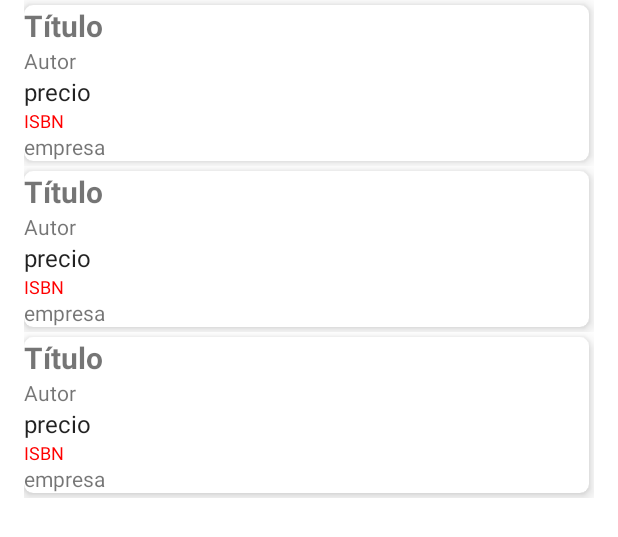
After one commit to danielmedina1/BookWorm, an Android app: the layout fragment_libros_list.xml on its own in the app's theme, with its tools: preview values and no code run, on a phone screen of 412 x 824 dp. The commit adds this screen. Shown: the top 537 px of the screen. Run offline under Robolectric (Android 15) with nearby library versions, the phone set to English and light mode, and no system bars.

```diff
--- a/BookWormV2/app/src/main/java/es/riberadeltajo/bookwormv2/clases/Review.java
+++ b/BookWormV2/app/src/main/java/es/riberadeltajo/bookwormv2/clases/Review.java
@@ -12,7 +12,6 @@ public class Review implements Parcelable {
     private Libro libro;
     private float puntuacion;
     private String desc;
-
     private Date publicacion;
 
 
--- a/BookWormV2/app/src/main/java/es/riberadeltajo/bookwormv2/ui/inicio/InicioFragment.java
+++ b/BookWormV2/app/src/main/java/es/riberadeltajo/bookwormv2/ui/inicio/InicioFragment.java
@@ -24,8 +24,7 @@ public class InicioFragment extends Fragment {
         binding = FragmentHomeBinding.inflate(inflater, container, false);
         View root = binding.getRoot();
 
-        final TextView textView = binding.textHome;
-        inicioViewModel.getText().observe(getViewLifecycleOwner(), textView::setText);
+
         return root;
     }
 
--- /dev/null
+++ b/BookWormV2/app/src/main/res/layout/fragment_libros.xml
@@ -0,0 +1,74 @@
+<?xml version="1.0" encoding="utf-8"?>
+<androidx.appcompat.widget.LinearLayoutCompat xmlns:android="http://schemas.android.com/apk/res/android"
+    xmlns:app="http://schemas.android.com/apk/res-auto"
+    xmlns:tools="http://schemas.android.com/tools"
+    android:layout_width="match_parent"
+    android:layout_height="wrap_content">
+
+    <androidx.cardview.widget.CardView
+        android:layout_width="match_parent"
+        android:layout_height="wrap_content"
+        android:layout_marginLeft="3dp"
+        android:layout_marginTop="3dp"
+        android:layout_marginEnd="3dp"
+        android:layout_marginRight="3dp"
+        android:layout_marginBottom="3dp"
+        app:cardCornerRadius="6dp"
+        app:cardElevation="6dp">
+
+        <androidx.constraintlayout.widget.ConstraintLayout
+            android:layout_width="match_parent"
+            android:layout_height="match_parent">
+
+            <TextView
+                android:id="@+id/empresa"
+                android:layout_width="wrap_content"
+                android:layout_height="wrap_content"
+                android:layout_marginTop="16dp"
+                android:text="empresa"
+                app:layout_constraintStart_toStartOf="parent"
+                app:layout_constraintTop_toBottomOf="@+id/precio" />
+
+            <TextView
+                android:id="@+id/precio"
+                android:layout_width="wrap_content"
+                android:layout_height="wrap_content"
+                android:text="precio"
+                android:textAppearance="?attr/textAppearanceListItem"
+                app:layout_constraintStart_toStartOf="@+id/autor"
+                app:layout_constraintTop_toBottomOf="@+id/autor" />
+
+            <TextView
+                android:id="@+id/isbn"
+                android:layout_width="wrap_content"
+                android:layout_height="wrap_content"
+                android:text="ISBN"
+                android:textAppearance="?attr/textAppearanceListItem"
+                android:textColor="#FF0000"
+                android:textSize="12sp"
+                app:layout_constraintStart_toStartOf="@+id/precio"
+                app:layout_constraintTop_toBottomOf="@+id/precio" />
+
+            <TextView
+                android:id="@+id/titulo"
+                android:layout_width="228dp"
+                android:layout_height="wrap_content"
+                android:text="Título"
+                android:textAllCaps="false"
+                android:textSize="20sp"
+                android:textStyle="bold"
+                app:layout_constraintStart_toStartOf="@+id/precio"
+                app:layout_constraintTop_toTopOf="parent" />
+
+            <TextView
+                android:id="@+id/autor"
+                android:layout_width="wrap_content"
+                android:layout_height="wrap_content"
+                android:text="Autor"
+                app:layout_constraintStart_toEndOf="@+id/imageView"
+                app:layout_constraintTop_toBottomOf="@+id/titulo" />
+
+        </androidx.constraintlayout.widget.ConstraintLayout>
+    </androidx.cardview.widget.CardView>
+
+</androidx.appcompat.widget.LinearLayoutCompat>
--- /dev/null
+++ b/BookWormV2/app/src/main/res/layout/fragment_libros_list.xml
@@ -0,0 +1,13 @@
+<?xml version="1.0" encoding="utf-8"?>
+<androidx.recyclerview.widget.RecyclerView xmlns:android="http://schemas.android.com/apk/res/android"
+    xmlns:app="http://schemas.android.com/apk/res-auto"
+    xmlns:tools="http://schemas.android.com/tools"
+    android:id="@+id/list"
+    android:name="es.riberadeltajo.bookwormv2.recyclerviews.libros.LibrosFragment"
+    android:layout_width="match_parent"
+    android:layout_height="match_parent"
+    android:layout_marginLeft="16dp"
+    android:layout_marginRight="16dp"
+    app:layoutManager="LinearLayoutManager"
+    tools:context=".recyclerviews.libros.LibrosFragment"
+    tools:listitem="@layout/fragment_libros" />
```
Also changed, not shown: BookWormV2/app/src/main/java/es/riberadeltajo/bookwormv2/clases/Empresa.java (+52 -0 lines), BookWormV2/app/src/main/java/es/riberadeltajo/bookwormv2/clases/Libro.java (+65 -5 lines), BookWormV2/app/src/main/java/es/riberadeltajo/bookwormv2/recyclerviews/libros/LibrosFragment.java (added, +104 -0 lines), BookWormV2/app/src/main/java/es/riberadeltajo/bookwormv2/recyclerviews/libros/ListaLibros.java (added, +11 -0 lines), BookWormV2/app/src/main/java/es/riberadeltajo/bookwormv2/recyclerviews/libros/MyLibrosRecyclerViewAdapter.java (added, +78 -0 lines), BookWormV2/app/src/main/java/es/riberadeltajo/bookwormv2/ui/buscarlibros/BuscarFragment.java (+90 -2 lines), BookWormV2/app/src/main/res/layout/fragment_gallery.xml (+21 -10 lines), BookWormV2/app/src/main/res/layout/fragment_home.xml (+5 -9 lines).
